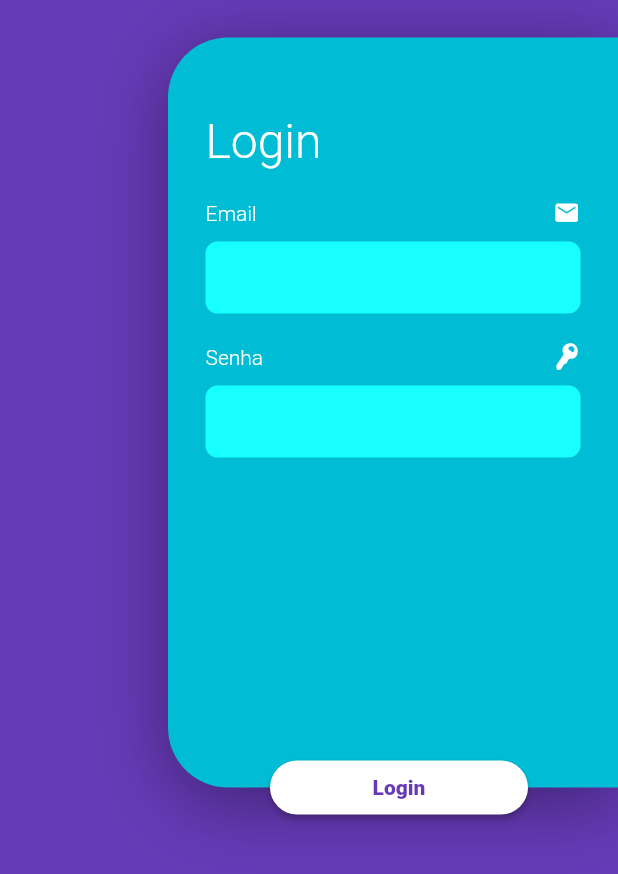
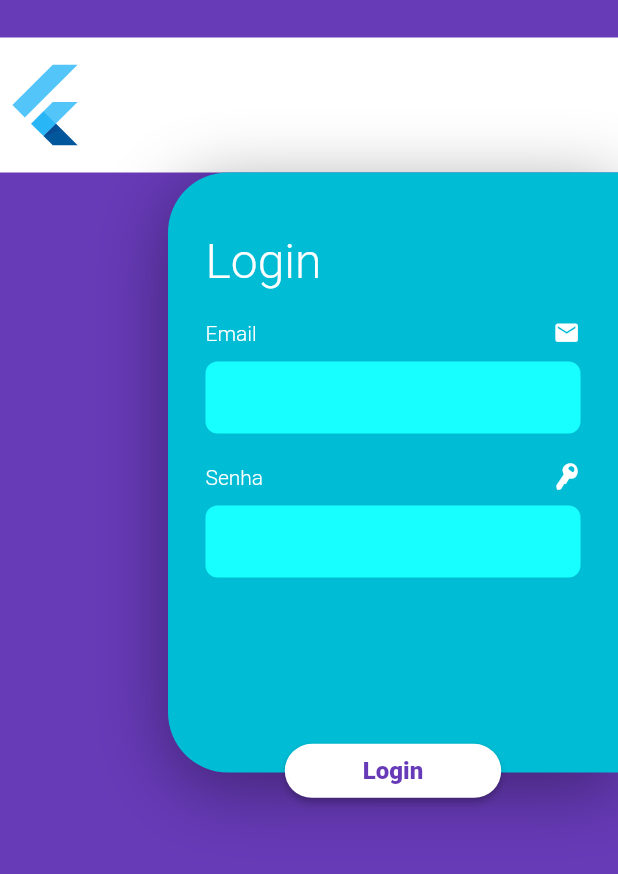
Before and after one commit to GaldinoJr/find_my_dog, a Flutter app: the screen it shows after launch, on a phone screen of 412 x 824 dp. Shown: the top 874 px of the screen. Run offline on Flutter 3.47's test engine with Material 2 defaults, Android fonts, the phone set to English and light mode, and no system bars.

Commit message:
Alinhar o botão login corretamente

```diff
--- a/lib/main.dart
+++ b/lib/main.dart
@@ -41,28 +41,26 @@ class _MyHomePageState extends State<MyHomePage> {
                   margin: new EdgeInsets.only(
                       top: 25.0
                   ),
-                  height: 0,// todo 150
+                  height: 90,
                   color: Colors.white,
                   child: FlutterLogo(
                     size: 60.0,
                   ),
                 ),
-                Stack
-                  (
-                    children: <Widget>
-                    [
                 Align(
                     alignment: Alignment.topRight,
-                        child: Container(
+                    child: Column(
+                        children: [
+                          Stack(
+                              alignment: Alignment(0, 1.13),
+                              children: [
+                                Container(
                                   width: 300,
-                          height: 500,
+                                  height: 400,
                                   padding: new EdgeInsets.only(
-                              top: 50,
+                                      top: 40,
                                       left: 25,
                                       right: 25
-                          ),
-                          margin: EdgeInsets.only(
-                              bottom: 100
                                   ),
                                   decoration: new BoxDecoration(
                                       color: Colors.cyan,
@@ -80,29 +78,28 @@ class _MyHomePageState extends State<MyHomePage> {
                                   ),
                                   child: viewLogin(),
                                 ),
-                      ),
-                      Positioned(
-                          right: 60,
-                          left: 180,
-                          bottom: 76,
-                          child: Container(
-                            child: new RaisedButton
+                                RaisedButton
                                   (
                                   onPressed: onLoginClicked,
                                   child: Text(
                                     Strings.of(context).login,
                                     style: TextStyle(
-                                      fontWeight: FontWeight.w900
+                                        fontWeight: FontWeight.w900,
+                                        fontSize: 16
                                     ),
                                   ),
                                   textColor: Colors.deepPurple,
                                   color: Colors.white,
-                                shape: new RoundedRectangleBorder(borderRadius: new BorderRadius.circular(30.0))
+                                  shape: new RoundedRectangleBorder(borderRadius: new BorderRadius.circular(30.0)),
+                                  padding: EdgeInsets.only(
+                                      left: 52,
+                                      right: 52),
                                 ),
-                          )
-                      )
                               ]
                           )
+                        ])
+                ),
+
               ],
             )
         )
```
Lines whose indentation alone changed are shown as unchanged.
